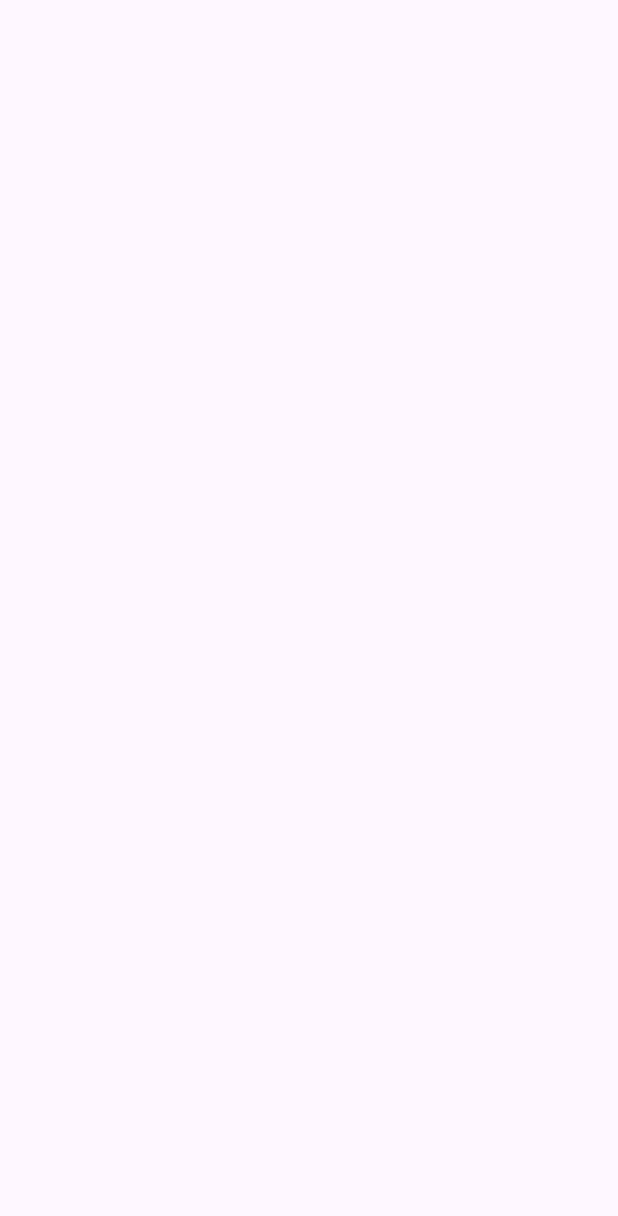
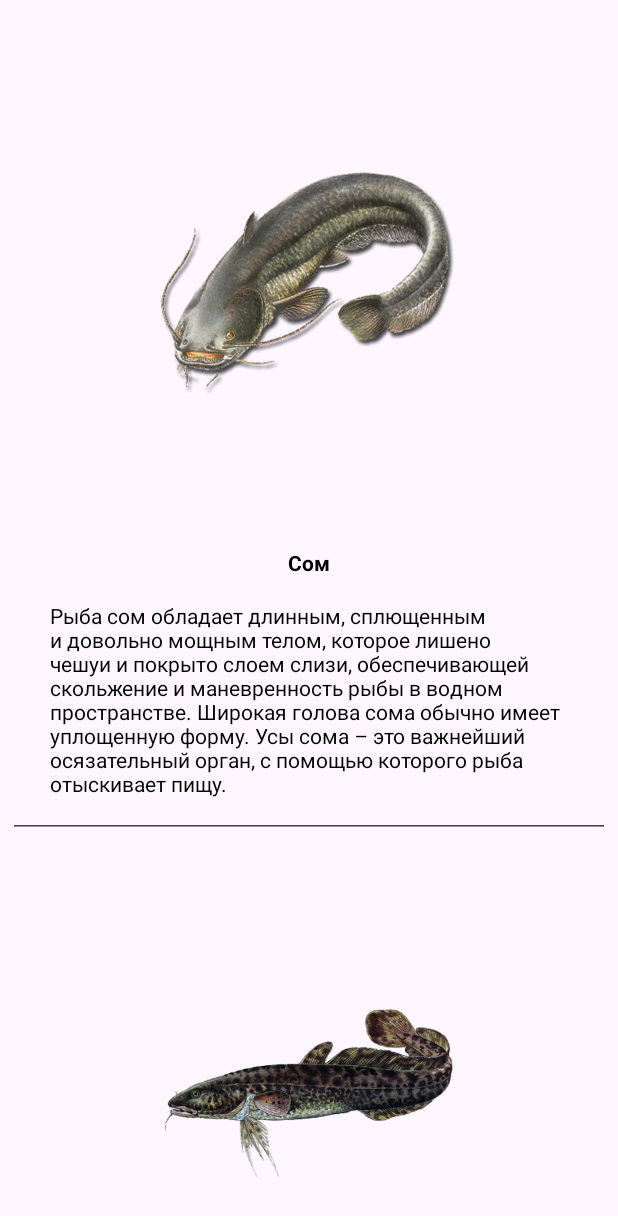
Before and after one commit to vokrob/Fisherman-s_Handbook_2, an Android app: the screen it shows after launch (MainActivity), on a phone screen of 412 x 824 dp. Before the commit the part shown is empty. Shown: the top 1216 px of the screen. Run offline under Robolectric (Android 15) with nearby library versions, the light colour scheme and no system bars.

Commit message:
RecyclerView

```diff
--- /dev/null
+++ b/app/src/main/java/com/vokrob/fishermans_handbook_2/ListItem.kt
@@ -0,0 +1,7 @@
+package com.vokrob.fishermans_handbook_2
+
+data class ListItem (
+    var image_id:Int,
+    var titleText:String,
+    var contentText:String
+)
--- a/app/src/main/java/com/vokrob/fishermans_handbook_2/MainActivity.kt
+++ b/app/src/main/java/com/vokrob/fishermans_handbook_2/MainActivity.kt
@@ -1,28 +1,115 @@
 package com.vokrob.fishermans_handbook_2
 
+import android.content.res.TypedArray
 import android.os.Bundle
 import android.view.MenuItem
 import android.widget.Toast
 import androidx.appcompat.app.AppCompatActivity
+import androidx.recyclerview.widget.LinearLayoutManager
+import androidx.recyclerview.widget.RecyclerView
 import com.google.android.material.navigation.NavigationView
 
 class MainActivity : AppCompatActivity(), NavigationView.OnNavigationItemSelectedListener {
+    var adapter: MyAdapter? = null
     private lateinit var navView: NavigationView
+    private lateinit var rcView: RecyclerView
 
     override fun onCreate(savedInstanceState: Bundle?) {
         super.onCreate(savedInstanceState)
         setContentView(R.layout.activity_main)
+
         navView = findViewById(R.id.nav_view)
         navView.setNavigationItemSelectedListener(this)
+
+        rcView = findViewById(R.id.rcView)
+
+        var list = ArrayList<ListItem>()
+
+        list.addAll(
+            fillArrays(
+                resources.getStringArray(R.array.fish),
+                resources.getStringArray(R.array.fish_content), getImageId(R.array.fish_image_array)
+            )
+        )
+
+        rcView.hasFixedSize()
+        rcView.layoutManager = LinearLayoutManager(this)
+        adapter = MyAdapter(list, this)
+        rcView.adapter = adapter
     }
 
     override fun onNavigationItemSelected(item: MenuItem): Boolean {
         when (item.itemId) {
-            R.id.id_fish -> Toast.makeText(this, "Id fish", Toast.LENGTH_SHORT).show()
-            R.id.id_baits -> Toast.makeText(this, "Id baits", Toast.LENGTH_SHORT).show()
-            R.id.id_tackle -> Toast.makeText(this, "Id tackle", Toast.LENGTH_SHORT).show()
-            R.id.id_stories -> Toast.makeText(this, "Id stories", Toast.LENGTH_SHORT).show()
+            R.id.id_fish -> {
+                Toast.makeText(this, "Id fish", Toast.LENGTH_SHORT).show()
+                adapter?.updateAdapter(
+                    fillArrays(
+                        resources.getStringArray(R.array.fish),
+                        resources.getStringArray(R.array.fish_content),
+                        getImageId(R.array.fish_image_array)
+                    )
+                )
+            }
+
+            R.id.id_baits -> {
+                Toast.makeText(this, "Id baits", Toast.LENGTH_SHORT).show()
+                adapter?.updateAdapter(
+                    fillArrays(
+                        resources.getStringArray(R.array.baits),
+                        resources.getStringArray(R.array.baits_content),
+                        getImageId(R.array.baits_image_array)
+                    )
+                )
+            }
+
+            R.id.id_tackle -> {
+                Toast.makeText(this, "Id tackle", Toast.LENGTH_SHORT).show()
+                adapter?.updateAdapter(
+                    fillArrays(
+                        resources.getStringArray(R.array.tackle),
+                        resources.getStringArray(R.array.tackle_content),
+                        getImageId(R.array.tackle_image_array)
+                    )
+                )
+            }
+
+            R.id.id_stories -> {
+                Toast.makeText(this, "Id stories", Toast.LENGTH_SHORT).show()
+                adapter?.updateAdapter(
+                    fillArrays(
+                        resources.getStringArray(R.array.stories),
+                        resources.getStringArray(R.array.stories_content),
+                        getImageId(R.array.stories_image_array)
+                    )
+                )
+            }
         }
         return true
     }
+
+    fun fillArrays(
+        titleArray: Array<String>,
+        contentArray: Array<String>,
+        imageArray: IntArray
+    ): List<ListItem> {
+        var listItemArray = ArrayList<ListItem>()
+
+        for (n in 0..titleArray.size - 1) {
+            var listItem = ListItem(imageArray[n], titleArray[n], contentArray[n])
+            listItemArray.add(listItem)
+        }
+        return listItemArray
+    }
+
+    fun getImageId(imageArrayId: Int): IntArray {
+        var tArray: TypedArray = resources.obtainTypedArray(imageArrayId)
+        val count = tArray.length()
+        val ids = IntArray(count)
+
+        for (i in ids.indices) {
+            ids[i] = tArray.getResourceId(i, 0)
+        }
+        tArray.recycle()
+        return ids
+    }
 }
--- /dev/null
+++ b/app/src/main/java/com/vokrob/fishermans_handbook_2/MyAdapter.kt
@@ -0,0 +1,47 @@
+package com.vokrob.fishermans_handbook_2
+
+import android.content.Context
+import android.view.LayoutInflater
+import android.view.View
+import android.view.ViewGroup
+import android.widget.ImageView
+import android.widget.TextView
+import android.widget.Toast
+import androidx.recyclerview.widget.RecyclerView
+
+class MyAdapter(private val listArray: ArrayList<ListItem>, private val context: Context) :
+    RecyclerView.Adapter<MyAdapter.ViewHolder>() {
+
+    class ViewHolder(view: View) : RecyclerView.ViewHolder(view) {
+        val tvTitle: TextView = view.findViewById(R.id.tvTitle)
+        val tvContent: TextView = view.findViewById(R.id.tvContent)
+        val im: ImageView = view.findViewById(R.id.im)
+
+        fun bind(listItem: ListItem, context: Context) {
+            tvTitle.text = listItem.titleText
+            tvContent.text = listItem.contentText
+            im.setImageResource(listItem.image_id)
+            itemView.setOnClickListener {
+                Toast.makeText(context, "Pressed : ${tvTitle.text}", Toast.LENGTH_SHORT).show()
+            }
+        }
+    }
+
+    override fun onCreateViewHolder(parent: ViewGroup, viewType: Int): ViewHolder {
+        val inflater = LayoutInflater.from(context)
+        return ViewHolder(inflater.inflate(R.layout.item_layout, parent, false))
+    }
+
+    override fun getItemCount(): Int = listArray.size
+
+    override fun onBindViewHolder(holder: ViewHolder, position: Int) {
+        val listItem = listArray[position]
+        holder.bind(listItem, context)
+    }
+
+    fun updateAdapter(listArray: List<ListItem>) {
+        this.listArray.clear()
+        this.listArray.addAll(listArray)
+        notifyDataSetChanged()
+    }
+}
--- a/app/src/main/res/layout/activity_main.xml
+++ b/app/src/main/res/layout/activity_main.xml
@@ -1,20 +1,25 @@
 <?xml version="1.0" encoding="utf-8"?>
 <androidx.drawerlayout.widget.DrawerLayout xmlns:android="http://schemas.android.com/apk/res/android"
+    xmlns:app="http://schemas.android.com/apk/res-auto"
     xmlns:tools="http://schemas.android.com/tools"
-    xmlns:app="http://schemas.android.com/apk/res-auto"
 
     android:layout_width="match_parent"
     android:layout_height="match_parent"
     android:fitsSystemWindows="true"
     tools:openDrawer="start">
 
+    <include
+        layout="@layout/main_content"
+        android:layout_width="match_parent"
+        android:layout_height="match_parent" />
+
     <com.google.android.material.navigation.NavigationView
         android:id="@+id/nav_view"
         android:layout_width="match_parent"
         android:layout_height="match_parent"
+        android:layout_gravity="start"
         android:fitsSystemWindows="true"
-        android:layout_gravity="start"
-        app:menu="@menu/drawer_main_menu"
-        app:headerLayout="@layout/header_main_menu" />
+        app:headerLayout="@layout/header_main_menu"
+        app:menu="@menu/drawer_main_menu" />
 
 </androidx.drawerlayout.widget.DrawerLayout>
--- /dev/null
+++ b/app/src/main/res/layout/item_layout.xml
@@ -0,0 +1,47 @@
+<?xml version="1.0" encoding="utf-8"?>
+<androidx.constraintlayout.widget.ConstraintLayout xmlns:android="http://schemas.android.com/apk/res/android"
+    xmlns:app="http://schemas.android.com/apk/res-auto"
+    xmlns:tools="http://schemas.android.com/tools"
+    android:layout_width="match_parent"
+    android:layout_height="wrap_content"
+    android:layout_margin="5dp"
+    android:background="?attr/editTextBackground">
+
+    <ImageView
+        android:id="@+id/im"
+        android:layout_width="200dp"
+        android:layout_height="wrap_content"
+        android:layout_marginTop="16dp"
+        app:layout_constraintEnd_toEndOf="parent"
+        app:layout_constraintStart_toStartOf="parent"
+        app:layout_constraintTop_toTopOf="parent"
+        app:srcCompat="@drawable/shuca" />
+
+    <TextView
+        android:id="@+id/tvTitle"
+        android:layout_width="wrap_content"
+        android:layout_height="wrap_content"
+        android:layout_marginTop="16dp"
+        android:text="TextView"
+        android:textColor="@color/black"
+        android:textStyle="bold"
+        app:layout_constraintEnd_toEndOf="parent"
+        app:layout_constraintStart_toStartOf="parent"
+        app:layout_constraintTop_toBottomOf="@+id/im" />
+
+    <TextView
+        android:id="@+id/tvContent"
+        android:layout_width="0dp"
+        android:layout_height="wrap_content"
+        android:layout_marginStart="24dp"
+        android:layout_marginTop="16dp"
+        android:layout_marginEnd="24dp"
+        android:layout_marginBottom="16dp"
+        android:text="TextView"
+        android:textColor="@color/black"
+        app:layout_constraintBottom_toBottomOf="parent"
+        app:layout_constraintEnd_toEndOf="parent"
+        app:layout_constraintStart_toStartOf="parent"
+        app:layout_constraintTop_toBottomOf="@+id/tvTitle"
+        app:layout_constraintVertical_bias="0.0" />
+</androidx.constraintlayout.widget.ConstraintLayout>
--- /dev/null
+++ b/app/src/main/res/layout/main_content.xml
@@ -0,0 +1,16 @@
+<?xml version="1.0" encoding="utf-8"?>
+<androidx.constraintlayout.widget.ConstraintLayout xmlns:android="http://schemas.android.com/apk/res/android"
+    xmlns:app="http://schemas.android.com/apk/res-auto"
+    xmlns:tools="http://schemas.android.com/tools"
+    android:layout_width="match_parent"
+    android:layout_height="match_parent">
+
+    <androidx.recyclerview.widget.RecyclerView
+        android:id="@+id/rcView"
+        android:layout_width="0dp"
+        android:layout_height="0dp"
+        app:layout_constraintBottom_toBottomOf="parent"
+        app:layout_constraintEnd_toEndOf="parent"
+        app:layout_constraintStart_toStartOf="parent"
+        app:layout_constraintTop_toTopOf="parent" />
+</androidx.constraintlayout.widget.ConstraintLayout>
--- /dev/null
+++ b/app/src/main/res/values/array.xml
@@ -0,0 +1,144 @@
+<?xml version="1.0" encoding="utf-8"?>
+<resources>
+    <string-array name="fish">
+        <item>Сом</item>
+        <item>Налим</item>
+        <item>Щука</item>
+        <item>Карась</item>
+    </string-array>
+    <string-array name="fish_content">
+        <item>Рыба сом обладает длинным, сплющенным и довольно мощным телом,
+            которое лишено чешуи и покрыто слоем слизи, обеспечивающей скольжение
+            и маневренность рыбы в водном пространстве. Широкая голова сома обычно
+            имеет уплощенную форму. Усы сома – это важнейший осязательный орган,
+            с помощью которого рыба отыскивает пищу.</item>
+        <item>Налим — единственный представитель семейства тресковых, преимущественно
+            морских рыб, который постоянно живет и размножается в пресных водах. Как правило,
+            обитает налим в реках и озерах с чистой и прозрачной водой и каменистым или
+            песчаным (иногда мягким) дном.</item>
+        <item>Щука, или обыкновенная щука, (лат. Esox lucius) — рыба семейства щуковых.
+            Распространена в пресных водах Евразии и Северной Америки. Живёт обычно в
+            прибрежной зоне, в водных зарослях, в непроточных или слабопроточных водах.</item>
+        <item>Тело высокое с толстой спиной, умеренно сжатое с боков. Чешуя крупная и гладкая
+            на ощупь. Окраска варьирует в зависимости от места обитания. Золотой карась может
+            достигать длины тела более 50 см и массы свыше 3 кг, серебряный карась — длины 40 см
+            и массы до 2 кг.</item>
+    </string-array>
+    <array name="fish_image_array">
+        <item>@drawable/som</item>
+        <item>@drawable/nalim</item>
+        <item>@drawable/shuca</item>
+        <item>@drawable/caras</item>
+    </array>
+
+    <string-array name="baits">
+        <item>Наживка на сома</item>
+        <item>Наживка на налима</item>
+        <item>Наживка на щуку</item>
+        <item>Наживка на карася</item>
+    </string-array>
+    <string-array name="baits_content">
+        <item>Характерной особенностью наживки для сома является то, что она должна
+            обязательно иметь животное происхождение. Это условие подтверждено долгими
+            годами практики. Рассмотрим самые известные и доступные варианты наживки
+            для сома.Лучшие наживки для сома - молюски Итак, привычной пищей для данной
+            разновидности рыбы являются речные ракушки-перловицы – это блюдо можно
+            считать основным. В нашей местности большинство рыбаков отдают предпочтение
+            именно этому моллюску, обладающему плоским и выпуклым телом.
+
+            Обратите внимание, тушки на крючок следует нанизывать одну к другой плотно,
+            кроме того, плоская сторона должна закрывать весь крючок. В результате должен
+            получиться компактных размеров комочек, который будет уверенно держаться
+            на крючке. А острие крючка рекомендуется закрыть небольшой ракушкой. При ловле
+            сома неплохо применять аттрактант.</item>
+        <item>Наиболее рекомендованной наживкой для осенней ловли налима является пучок
+            навозных червей или выползки. Черви входят в рацион питания налима и других
+            рыб. Но может так случиться, что другая рыба поймается на крючок, а затем к
+            снасти подойдет налим. В таком случае рыба, оказавшаяся на крючке, послужит в
+            качестве живца.</item>
+        <item>Живец — наживка номер один для охоты за щукой в любое время года. На живую
+            рыбку хищницу ловят с помощью поплавочной удочки и кружков по открытой воде.
+            Также эту наживку применяют в течение всего года для рыбалки с жерлицами.</item>
+        <item>Когда встает вопрос о том, на что ловить карася, то в качестве идеального
+            варианта наживки для карася рассматривается большое разнообразие наживок
+            органического и неорганического происхождения. Не стоит отчаиваться, это вполне
+            нормальное явление, ведь подобрать оптимальный вариант бывает не так уж просто.
+
+            Представляем вашему вниманию основные живые наживки для ловли карася, эффективность
+            которых проверена на практике – карась на них клюет охотно: навозный и
+            калифорнийский червь, шитик, мотыль, опарыш. Не стоит обходить вниманием и
+            растительные наживки, на которые карась ведется не хуже. Это - батон, манка, блин,
+            тесто со всевозможными добавками, геркулесовая каша, хлебный мякиш, перловка и кукуруза.
+
+            Кроме того, опытный рыбак иногда должен иметь на вооружении такие бутерброды как: мотыль
+            - опарыш, червь - опарыш, хлебный мякиш - опарыш, батон- опарыш, кукуруза- опарыш.
+            Из вышесказанного можно сделать следующий вывод: опарыш, подобно льду в дорогом
+            коктейле – присутствует везде, но хорошей наживкой для карася также станут червь - мотыль.</item>
+    </string-array>
+    <array name="baits_image_array">
+        <item>@drawable/som</item>
+        <item>@drawable/nalim</item>
+        <item>@drawable/shuca</item>
+        <item>@drawable/caras</item>
+    </array>
+
+    <string-array name="tackle">
+        <item>Снасти для ловли сома</item>
+        <item>Снасти для ловли налима</item>
+        <item>Снасти для ловли щуки</item>
+        <item>Снасти для ловли карася</item>
+    </string-array>
+    <string-array name="tackle_content">
+        <item>С берега сома обыкновенно ловят донной удочкой, поплавочной удочкой или их сочетаниями.
+            Донная удочка есть донная удочка: для не очень крупной рыбы существуют фидеры,
+            для карпов — куда более мощные карповые удочки, для сомов — еще более мощные сомовые.</item>
+        <item>Снасть для ловли налима отличаются своей простотой: это мотовильце с намотанной леской
+            диаметром от 0,6 до 0,8 мм и длиной от 25 метров, к концу которой привязан глухой груз,
+            весящий около 200 г.</item>
+        <item>Самый популярный способ лова щуки на спиннинг предлагает большой арсенал искусственных
+            приманок: колеблющиеся и вращающиеся блесны; силиконовые приманки и джиг-головки;
+            воблеры — крэнки, минноу, вибы, шеды, раттлины, волкеры, попперы, кроулеры, топвотеры
+            и другие виды плавающих приманок.</item>
+        <item>Маховая удочка без колец длиной 7 м. Основная леска диаметром 0,15-0,18 мм.
+            Поводки в зависимости от размера предполагаемой добычи от 0,12 до 0,15 мм длиной около 15 см.</item>
+    </string-array>
+    <array name="tackle_image_array">
+        <item>@drawable/som</item>
+        <item>@drawable/nalim</item>
+        <item>@drawable/shuca</item>
+        <item>@drawable/caras</item>
+    </array>
+
+    <string-array name="stories">
+        <item>Исторические сведения о соме</item>
+        <item>Исторические сведения о налиме</item>
+        <item>Исторические сведения о щуке</item>
+        <item>Исторические сведения о карасе</item>
+    </string-array>
+    <string-array name="stories_content">
+        <item>В 1754 году в желудке сома обнаружили труп семилетнего ребенка,
+            в 1558 году внутри сома были обнаружены перстни и человеческая рука, в 1790 году в Турции в соме
+            был обнаружен труп женщины, а спустя пару лет, в 1793, за год сом съел двух девочек.</item>
+        <item>Первое упоминание о нем под названием «менек» встречается в Домострое — памятнике русской
+            литературы XVI века. Игнатий Радецкий в своем «Альманахе Гастрономов» упоминает рецепт ухи
+            из стерляди с печенкой налима. Несмотря на полезное мясо и питательную печень, налим никогда
+            не был популярной рыбой.</item>
+        <item>В 1979 году в Англии вышла в свет "Кадастровая книга гигантских щук", в которой скрупулезно
+            задокументированы все известные случаи поимки щук, весящих более 14 кг. Самая крупная щука,
+            пойманная на территории бывшего СССР, была выловлена в 1930 году из озера Ильмень.
+            Весила рыба ровно 34 кг. Это, конечно, не двухметровая громадина, которую давным-давно
+            "посадил царь Борис Федорович", но тоже впечатляет.</item>
+        <item>Карась, пожалуй, является самой распространенной и известной рыбой наших вод.
+            Но, несмотря на популярность карася, его родословная содержит немало любопытных фактов,
+            не известных широкой публике. У многих первое знакомство с этой рыбой состоялось еще в глубоком
+            детстве в «Сказке о золотой рыбке». Александр Сергеевич Пушкин написал это произведение в далеком
+            1833 году под влиянием, как считают некоторые историки и литературоведы, впечатлений о
+            «чудо-красных рыбках», как раз в эти годы завозимых в Россию из далеких заморских стран.</item>
+    </string-array>
+    <array name="stories_image_array">
+        <item>@drawable/som</item>
+        <item>@drawable/nalim</item>
+        <item>@drawable/shuca</item>
+        <item>@drawable/caras</item>
+    </array>
+</resources>
```
Also changed, not shown: app/src/main/res/drawable/caras.png (added), app/src/main/res/drawable/nalim.png (added), app/src/main/res/drawable/shuca.png (added), app/src/main/res/drawable/som.png (added).
